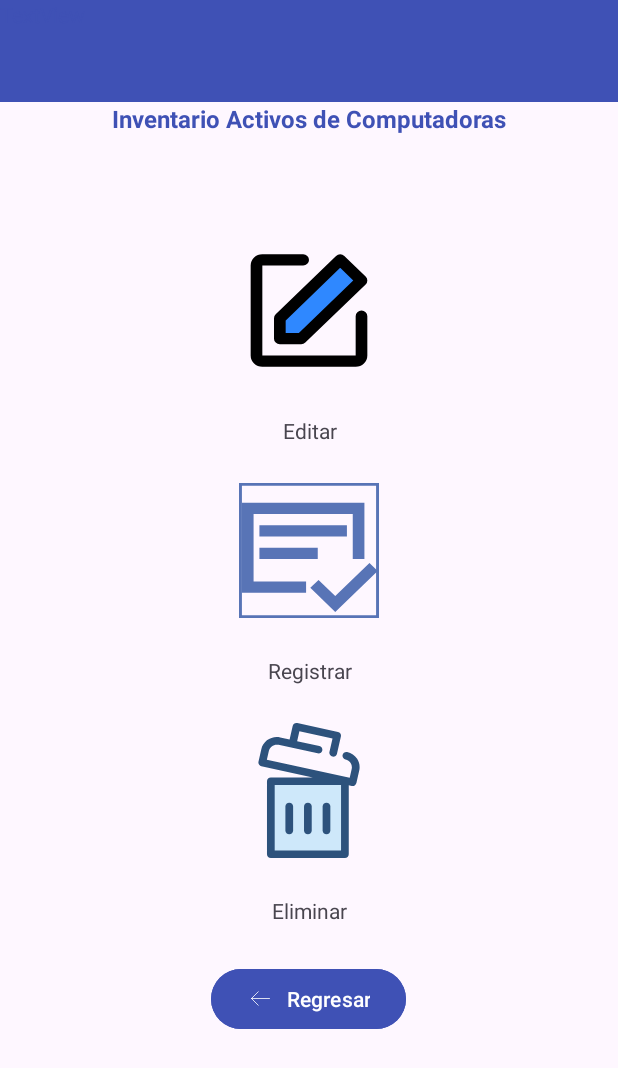
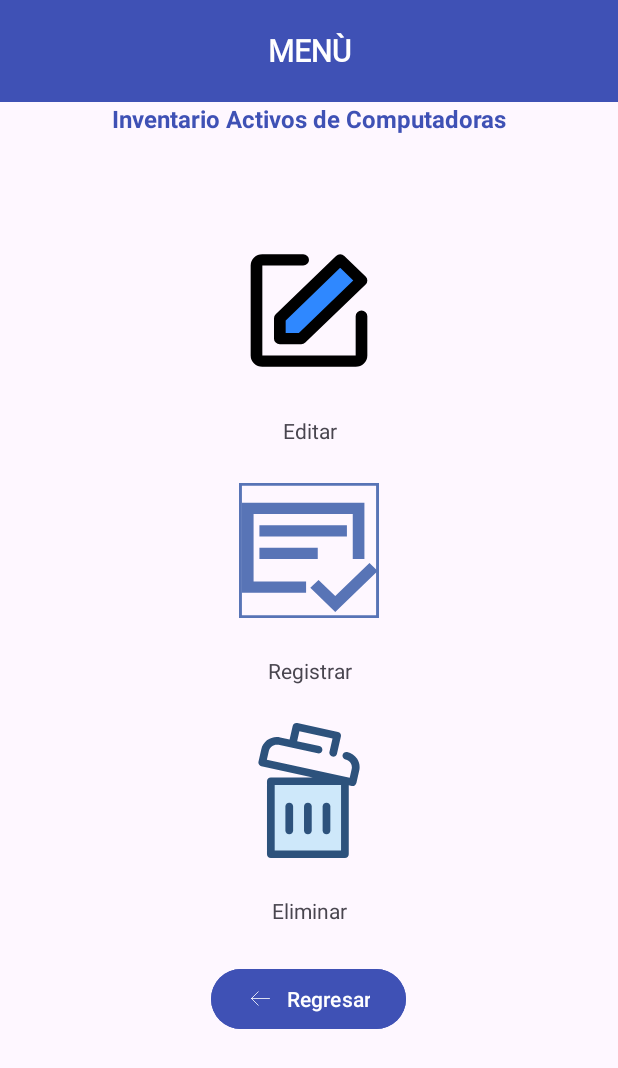
Before and after one commit to nebulinas/AppPractica, an Android app: the MenuComputadoraActivity screen opened directly, with no data from a screen before it, on a phone screen of 412 x 824 dp. Shown: the top 1068 px of the screen. Run offline under Robolectric (Android 15) with nearby library versions, the phone set to English and light mode, and no system bars.

Commit message:
Solo hice unas modificciones

```diff
--- a/app/src/main/java/com/example/apppractica/MainActivity.java
+++ b/app/src/main/java/com/example/apppractica/MainActivity.java
@@ -13,7 +13,7 @@ import androidx.core.view.WindowInsetsCompat;
 import com.google.android.material.card.MaterialCardView;
 
 public class MainActivity extends AppCompatActivity {
-
+//hecho por Yaxchel
     public MaterialCardView btnComputadoras, btnCamaras, btnHistorial;
 
     @Override
--- a/app/src/main/java/com/example/apppractica/MenuComputadoraActivity.java
+++ b/app/src/main/java/com/example/apppractica/MenuComputadoraActivity.java
@@ -11,9 +11,12 @@ import androidx.core.graphics.Insets;
 import androidx.core.view.ViewCompat;
 import androidx.core.view.WindowInsetsCompat;
 
+import com.google.android.material.button.MaterialButton;
+//Echo por Herielis
 public class MenuComputadoraActivity extends AppCompatActivity {
 
-    private ImageView btnEditar, btnRegistrar, btnEliminar, btnRegresar;
+    private ImageView btnEditar, btnRegistrar, btnEliminar;
+    private MaterialButton btnRegresar;
 
     @Override
     protected void onCreate(Bundle savedInstanceState) {
@@ -26,20 +29,14 @@ public class MenuComputadoraActivity extends AppCompatActivity {
             return insets;
         });
 
-        // Inicializar los botones en este caso ImageView
-        inicializarBotones();
-
-        // Configurar los listeners
-        configurarListeners();
-    }
-
-    private void inicializarBotones() {
-        // Aquí debes poner los IDs correctos de tus ImageView del archivo XML
         btnEditar = findViewById(R.id.btn_editar); // botón editar
         btnRegistrar = findViewById(R.id.btn_registrar); // botón guardar
         btnEliminar = findViewById(R.id.btn_eliminar); // botón eliminar
         btnRegresar = findViewById(R.id.boton_regresar); // botón regresar
+
+        configurarListeners();
     }
+
 
     private void configurarListeners() {
         // Botón Editar
--- a/app/src/main/res/layout/menu_computadora.xml
+++ b/app/src/main/res/layout/menu_computadora.xml
@@ -7,13 +7,18 @@
     android:orientation="vertical">
 
     <TextView
-        android:id="@+id/textView4"
+        android:id="@+id/encabezado"
         android:layout_width="match_parent"
         android:layout_height="68dp"
         android:background="#3F51B5"
-        android:text="TextView"
-        android:textColor="#3F51B5" />
-
+        android:fontFamily="@font/monserrat"
+        android:gravity="center"
+        android:text="MENÙ"
+        android:textAlignment="center"
+        android:textColor="#FFFFFF"
+        android:textColorHighlight="#FFFFFF"
+        android:textSize="20sp"
+        android:textStyle="bold" />
     <TextView
         android:id="@+id/textView12"
         android:layout_width="match_parent"
```
Also changed, not shown: app/src/main/java/com/example/apppractica/EditarActivity.java (+11 -11 lines), app/src/main/java/com/example/apppractica/EliminarActivity.java (+6 -19 lines), app/src/main/res/layout/editar.xml (+4 -12 lines).
